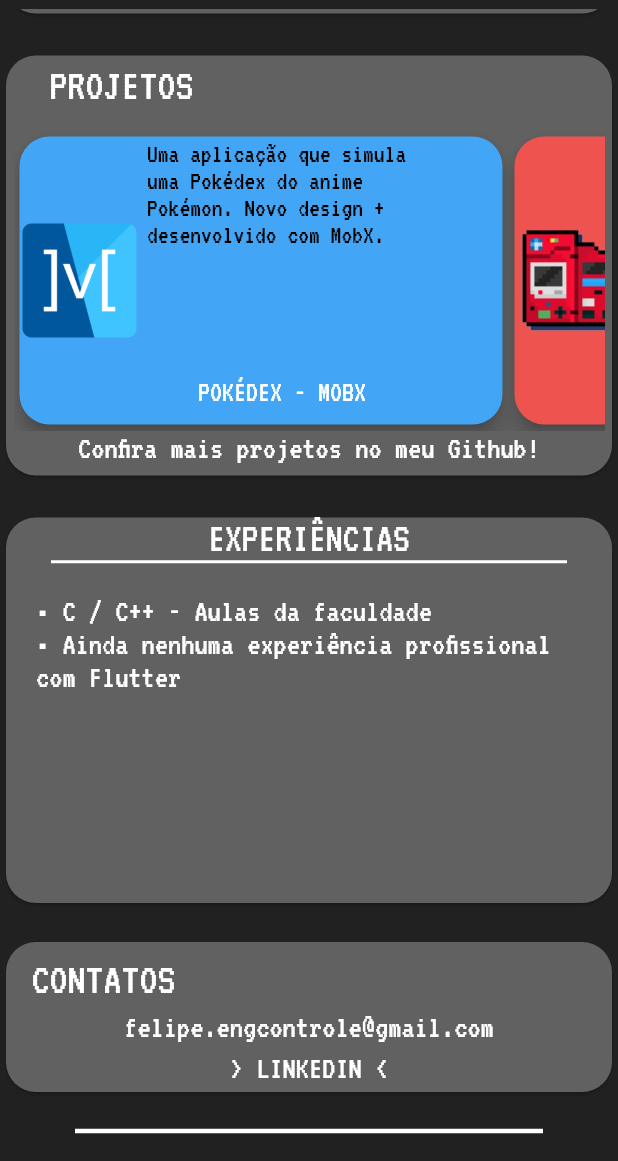
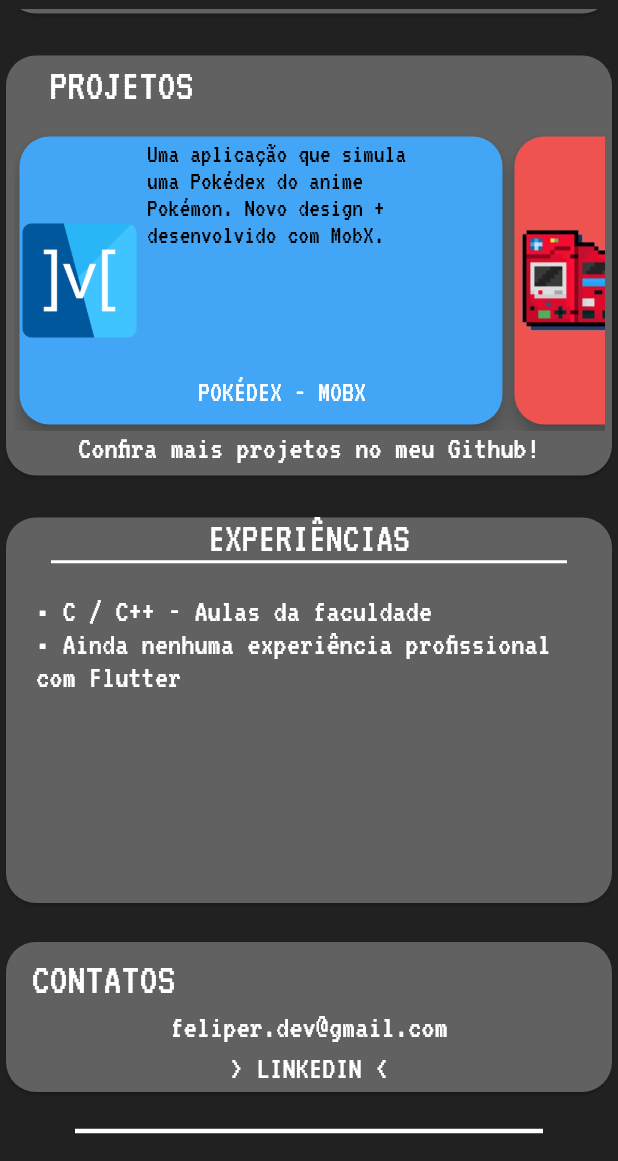
Before and after one commit to feliper2002/portfolio_dev, a Flutter app: the screen it shows after launch, scrolled down 576 dp, on a phone screen of 412 x 824 dp, the part 75-1236 px from its top. Run offline on Flutter 3.47's test engine with Material 2 defaults, Android fonts, the phone set to English and light mode, and no system bars; our stand-ins replace google_fonts; missing offline and left inert: dart:html.

Commit message:
atualizações rápidas

```diff
--- a/lib/pages/home/widgets/contacts.dart
+++ b/lib/pages/home/widgets/contacts.dart
@@ -29,7 +29,7 @@
               ),
             ),
             Text(
-              'felipe.engcontrole@gmail.com',
+              'feliper.dev@gmail.com',
               style: contactTextStyle,
             ),
             InkWell(
--- a/lib/pages/home/widgets/studiesAndTech.dart
+++ b/lib/pages/home/widgets/studiesAndTech.dart
@@ -41,11 +41,11 @@
                       height: 200,
                       width: 525,
                       child: Text(
-                        'Estudante de Engenharia de Controle e Automação.\n'
+                        'Estudante de Engenharia de Computação.\n'
                         'Estudando Desenvolvimento Mobile com Flutter desde outubro de 2020.\n'
                         'Já tive contato com Python, C e C++. Porém, atualmente meu foco está sendo em dominar Dart e a framework Flutter.\n'
                         'No tempo livre gosto de trabalhar em projetos pessoais utilizando o Flutter para colocar conhecimentos em prática.'
-                        '\nTambém estou me dedicando para aprender tecnologias de Gerenciamento de Estado, como o MobX.',
+                        '\nTambém estou me dedicando para estudar tecnologias como Slidy (CLI), MobX e Modular.',
                         style: mainContainerTextStyle,
                       ),
                     ),
```
